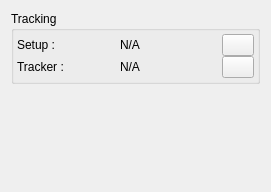
Old version of the form source/tracker/gui/TrackingRoutineWidget.ui in the repository assisi/CATS2.
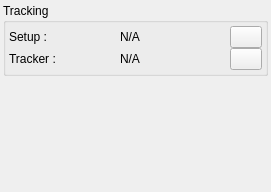
New version of the form. Icons and pictures are not drawn.

Commit message:
Add specific settings widgets for every tracking routine.
To set the settings of specific routines corresponsing widgets are added. They
are created by TrackingUiFactory class. In future it will be possible to save
the settings to the configurations file, at the moment all the changes are
forgot once the application is closed. To prevent from modifying the settings
while they are used by the routine they are protected in the routine clases by a
mutex.

```diff
--- a/source/tracker/gui/TrackingRoutineWidget.ui
+++ b/source/tracker/gui/TrackingRoutineWidget.ui
@@ -14,6 +14,21 @@
    <string>Form</string>
   </property>
   <layout class="QVBoxLayout" name="verticalLayout">
+   <property name="spacing">
+    <number>0</number>
+   </property>
+   <property name="leftMargin">
+    <number>3</number>
+   </property>
+   <property name="topMargin">
+    <number>3</number>
+   </property>
+   <property name="rightMargin">
+    <number>3</number>
+   </property>
+   <property name="bottomMargin">
+    <number>3</number>
+   </property>
    <item>
     <widget class="QGroupBox" name="groupBox">
      <property name="title">
```
Left out of the diff: 2 changed lines with no effect on the pictures. The commit also changes 16 other files.
